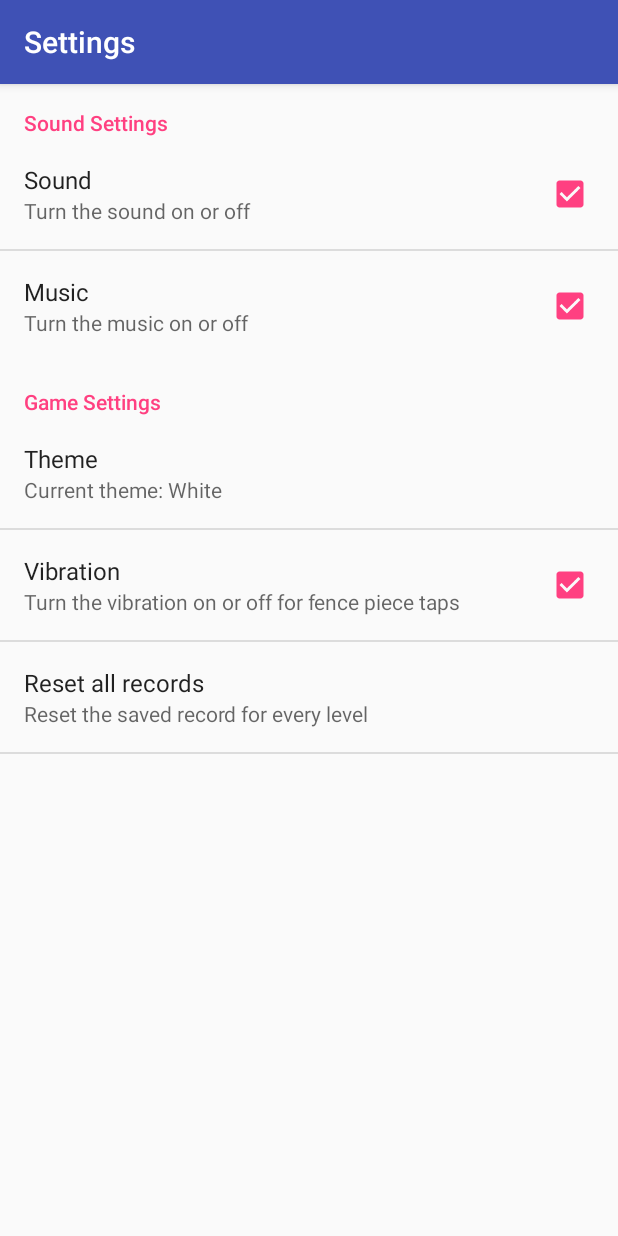
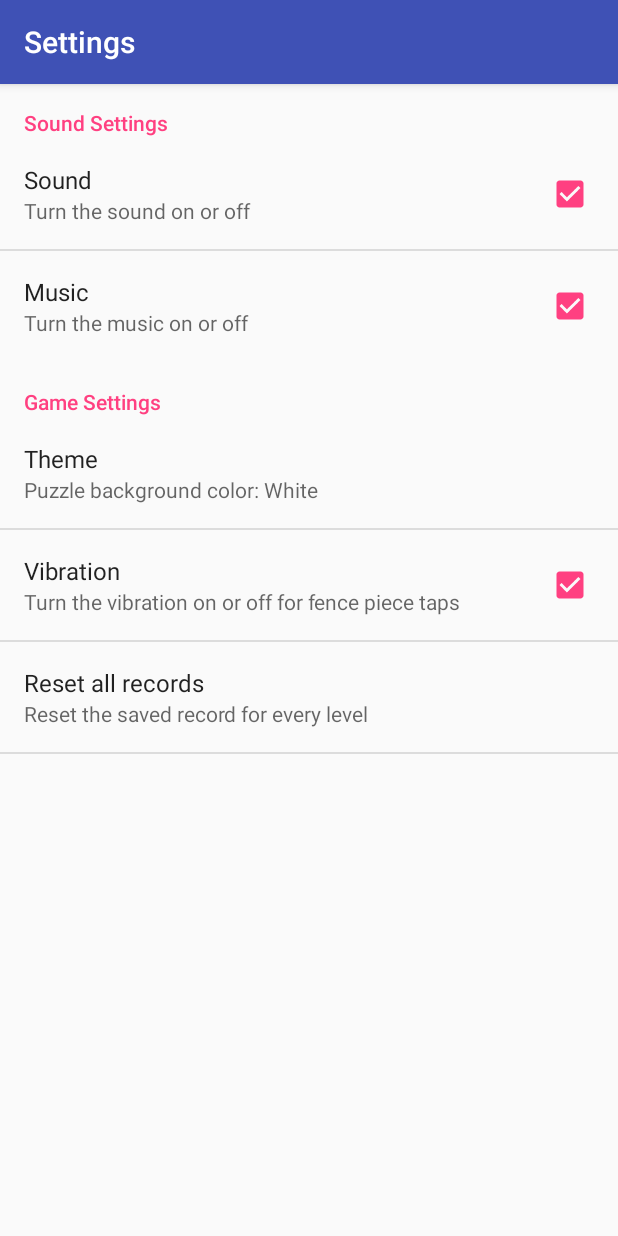
Before and after one commit to michaelnguyenm/FencePuzzle, an Android app: the SettingsActivity screen opened directly, with no data from a screen before it, on a phone screen of 412 x 824 dp. Run offline under Robolectric (Android 15) with nearby library versions, the phone set to English and light mode, and no system bars.

Commit message:
Changed string for theme option

```diff
--- a/app/src/main/java/mlt/fencepuzzle/SettingsActivity.java
+++ b/app/src/main/java/mlt/fencepuzzle/SettingsActivity.java
@@ -64,7 +64,7 @@ public class SettingsActivity extends AppCompatActivity {
         }
 
         private void updateThemeSummary() {
-            String themeSummary = "Current theme: " +
+            String themeSummary = "Puzzle background color: " +
                     sharedPrefs.getString("theme_option",
                             getString(R.string.white));
 
```
